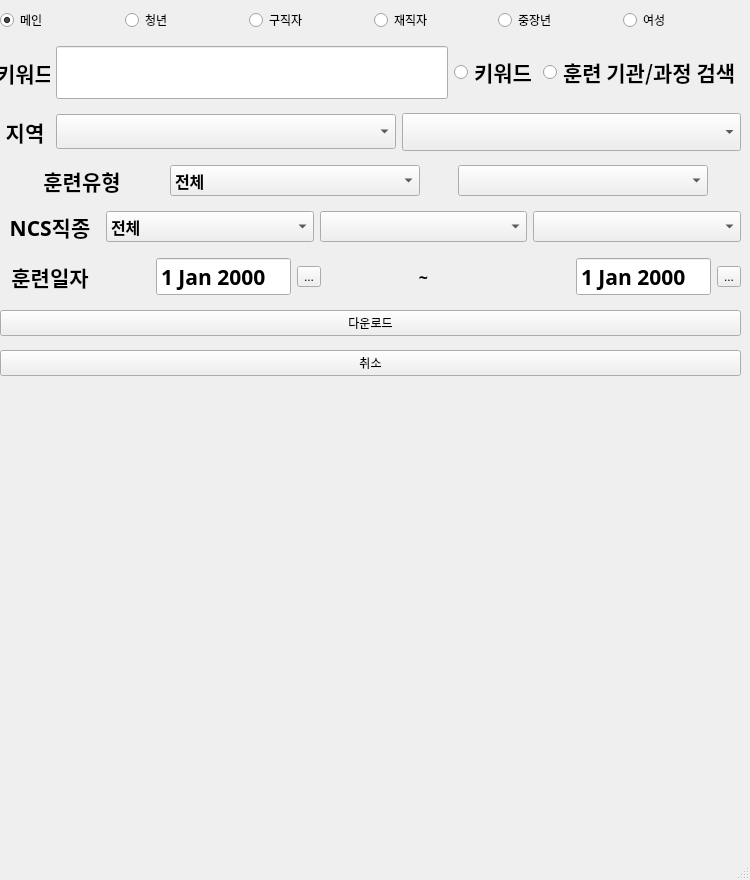
Before: the Qt Designer form main_gui.ui in kaevowen/testScraperPleaseIgnore, drawn with Qt 5.
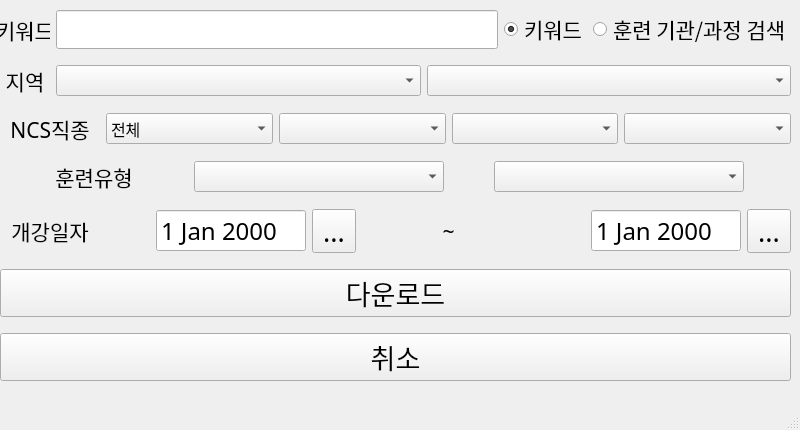
After: the same form once the commit is applied. Icons and pictures are not drawn.

The edit to the form file:
```diff
--- a/main_gui.ui
+++ b/main_gui.ui
@@ -6,8 +6,8 @@
    <rect>
     <x>0</x>
     <y>0</y>
-    <width>750</width>
-    <height>880</height>
+    <width>800</width>
+    <height>430</height>
    </rect>
   </property>
   <property name="sizePolicy">
@@ -18,16 +18,22 @@
   </property>
   <property name="minimumSize">
    <size>
-    <width>750</width>
-    <height>880</height>
+    <width>800</width>
+    <height>420</height>
    </size>
   </property>
   <property name="maximumSize">
    <size>
-    <width>750</width>
-    <height>880</height>
+    <width>800</width>
+    <height>430</height>
    </size>
   </property>
+  <property name="font">
+   <font>
+    <family>BM HANNA 11yrs old</family>
+    <pointsize>20</pointsize>
+   </font>
+  </property>
   <property name="windowTitle">
    <string>HRD-Net Crawler</string>
   </property>
@@ -37,191 +43,11 @@
      <rect>
       <x>0</x>
       <y>0</y>
-      <width>741</width>
+      <width>791</width>
       <height>391</height>
      </rect>
     </property>
     <layout class="QGridLayout" name="gridLayout_2">
-     <item row="8" column="0">
-      <widget class="QPushButton" name="cancelBtn">
-       <property name="text">
-        <string>취소</string>
-       </property>
-      </widget>
-     </item>
-     <item row="7" column="0">
-      <widget class="QPushButton" name="execBtn">
-       <property name="text">
-        <string>다운로드</string>
-       </property>
-      </widget>
-     </item>
-     <item row="5" column="0">
-      <layout class="QHBoxLayout" name="NCSListLayout">
-       <item>
-        <widget class="QLabel" name="label_7">
-         <property name="maximumSize">
-          <size>
-           <width>100</width>
-           <height>16777215</height>
-          </size>
-         </property>
-         <property name="font">
-          <font>
-           <family>GyeonggiTitle</family>
-           <pointsize>16</pointsize>
-           <weight>75</weight>
-           <bold>true</bold>
-          </font>
-         </property>
-         <property name="text">
-          <string>NCS직종</string>
-         </property>
-         <property name="alignment">
-          <set>Qt::AlignCenter</set>
-         </property>
-        </widget>
-       </item>
-       <item>
-        <widget class="QComboBox" name="upperNcsCd">
-         <property name="maximumSize">
-          <size>
-           <width>250</width>
-           <height>16777215</height>
-          </size>
-         </property>
-         <property name="font">
-          <font>
-           <family>GyeonggiTitle</family>
-           <pointsize>12</pointsize>
-           <weight>75</weight>
-           <bold>true</bold>
-          </font>
-         </property>
-         <item>
-          <property name="text">
-           <string>전체</string>
-          </property>
-         </item>
-        </widget>
-       </item>
-       <item>
-        <widget class="QComboBox" name="middleNcsCd">
-         <property name="enabled">
-          <bool>true</bool>
-         </property>
-         <property name="maximumSize">
-          <size>
-           <width>250</width>
-           <height>16777215</height>
-          </size>
-         </property>
-         <property name="font">
-          <font>
-           <family>GyeonggiTitle</family>
-           <pointsize>12</pointsize>
-           <weight>75</weight>
-           <bold>true</bold>
-          </font>
-         </property>
-        </widget>
-       </item>
-       <item>
-        <widget class="QComboBox" name="smallNcsCd">
-         <property name="enabled">
-          <bool>true</bool>
-         </property>
-         <property name="maximumSize">
-          <size>
-           <width>250</width>
-           <height>16777215</height>
-          </size>
-         </property>
-         <property name="font">
-          <font>
-           <family>GyeonggiTitle</family>
-           <pointsize>12</pointsize>
-           <weight>75</weight>
-           <bold>true</bold>
-          </font>
-         </property>
-        </widget>
-       </item>
-      </layout>
-     </item>
-     <item row="2" column="0">
-      <layout class="QHBoxLayout" name="KeyWordLayout">
-       <item>
-        <widget class="QLabel" name="label_2">
-         <property name="maximumSize">
-          <size>
-           <width>50</width>
-           <height>16777215</height>
-          </size>
-         </property>
-         <property name="font">
-          <font>
-           <family>GyeonggiTitle</family>
-           <pointsize>16</pointsize>
-           <weight>75</weight>
-           <bold>true</bold>
-          </font>
-         </property>
-         <property name="text">
-          <string>키워드</string>
-         </property>
-         <property name="alignment">
-          <set>Qt::AlignCenter</set>
-         </property>
-        </widget>
-       </item>
-       <item>
-        <widget class="QLineEdit" name="lineEdit_2">
-         <property name="font">
-          <font>
-           <family>GyeonggiTitle</family>
-           <pointsize>24</pointsize>
-           <weight>75</weight>
-           <bold>true</bold>
-          </font>
-         </property>
-        </widget>
-       </item>
-       <item>
-        <widget class="QRadioButton" name="radioButton_3">
-         <property name="font">
-          <font>
-           <family>GyeonggiTitle</family>
-           <pointsize>16</pointsize>
-           <weight>75</weight>
-           <bold>true</bold>
-          </font>
-         </property>
-         <property name="text">
-          <string>키워드</string>
-         </property>
-         <property name="checked">
-          <bool>true</bool>
-         </property>
-        </widget>
-       </item>
-       <item>
-        <widget class="QRadioButton" name="radioButton_4">
-         <property name="font">
-          <font>
-           <family>GyeonggiTitle</family>
-           <pointsize>16</pointsize>
-           <weight>75</weight>
-           <bold>true</bold>
-          </font>
-         </property>
-         <property name="text">
-          <string>훈련 기관/과정 검색</string>
-         </property>
-        </widget>
-       </item>
-      </layout>
-     </item>
      <item row="6" column="0">
       <layout class="QHBoxLayout" name="horizontalLayout_3">
        <item>
@@ -234,14 +60,14 @@
          </property>
          <property name="font">
           <font>
-           <family>GyeonggiTitle</family>
+           <family>BM HANNA 11yrs old</family>
            <pointsize>16</pointsize>
-           <weight>75</weight>
-           <bold>true</bold>
+           <weight>50</weight>
+           <bold>false</bold>
           </font>
          </property>
          <property name="text">
-          <string>훈련일자</string>
+          <string>개강일자</string>
          </property>
          <property name="alignment">
           <set>Qt::AlignCenter</set>
@@ -269,10 +95,10 @@
            </property>
            <property name="font">
             <font>
-             <family>GyeonggiTitle</family>
-             <pointsize>16</pointsize>
-             <weight>75</weight>
-             <bold>true</bold>
+             <family>BM HANNA 11yrs old</family>
+             <pointsize>18</pointsize>
+             <weight>50</weight>
+             <bold>false</bold>
             </font>
            </property>
            <property name="buttonSymbols">
@@ -297,10 +123,10 @@
         <widget class="QLabel" name="label">
          <property name="font">
           <font>
-           <family>GyeonggiTitle</family>
-           <pointsize>12</pointsize>
-           <weight>75</weight>
-           <bold>true</bold>
+           <family>BM HANNA 11yrs old</family>
+           <pointsize>16</pointsize>
+           <weight>50</weight>
+           <bold>false</bold>
           </font>
          </property>
          <property name="layoutDirection">
@@ -329,10 +155,10 @@
            </property>
            <property name="font">
             <font>
-             <family>GyeonggiTitle</family>
-             <pointsize>16</pointsize>
-             <weight>75</weight>
-             <bold>true</bold>
+             <family>BM HANNA 11yrs old</family>
+             <pointsize>18</pointsize>
+             <weight>50</weight>
+             <bold>false</bold>
             </font>
            </property>
            <property name="buttonSymbols">
@@ -355,6 +181,265 @@
        </item>
       </layout>
      </item>
+     <item row="2" column="0">
+      <layout class="QHBoxLayout" name="horizontalLayout_5">
+       <item>
+        <widget class="QLabel" name="label_6">
+         <property name="maximumSize">
+          <size>
+           <width>50</width>
+           <height>16777215</height>
+          </size>
+         </property>
+         <property name="font">
+          <font>
+           <family>BM HANNA 11yrs old</family>
+           <pointsize>16</pointsize>
+           <weight>50</weight>
+           <bold>false</bold>
+          </font>
+         </property>
+         <property name="text">
+          <string>지역</string>
+         </property>
+         <property name="alignment">
+          <set>Qt::AlignCenter</set>
+         </property>
+        </widget>
+       </item>
+       <item>
+        <widget class="QComboBox" name="upperAreaCd">
+         <property name="font">
+          <font>
+           <family>BM HANNA 11yrs old</family>
+           <pointsize>12</pointsize>
+           <weight>50</weight>
+           <bold>false</bold>
+          </font>
+         </property>
+        </widget>
+       </item>
+       <item>
+        <widget class="QComboBox" name="areaCd">
+         <property name="enabled">
+          <bool>true</bool>
+         </property>
+         <property name="font">
+          <font>
+           <family>BM HANNA 11yrs old</family>
+           <pointsize>12</pointsize>
+           <weight>50</weight>
+           <bold>false</bold>
+          </font>
+         </property>
+        </widget>
+       </item>
+      </layout>
+     </item>
+     <item row="7" column="0">
+      <widget class="QPushButton" name="execBtn">
+       <property name="text">
+        <string>다운로드</string>
+       </property>
+      </widget>
+     </item>
+     <item row="1" column="0">
+      <layout class="QHBoxLayout" name="KeyWordLayout">
+       <item>
+        <widget class="QLabel" name="label_2">
+         <property name="maximumSize">
+          <size>
+           <width>50</width>
+           <height>16777215</height>
+          </size>
+         </property>
+         <property name="font">
+          <font>
+           <family>BM HANNA 11yrs old</family>
+           <pointsize>16</pointsize>
+           <weight>50</weight>
+           <bold>false</bold>
+          </font>
+         </property>
+         <property name="frameShadow">
+          <enum>QFrame::Sunken</enum>
+         </property>
+         <property name="lineWidth">
+          <number>1</number>
+         </property>
+         <property name="text">
+          <string>키워드</string>
+         </property>
+         <property name="alignment">
+          <set>Qt::AlignCenter</set>
+         </property>
+         <property name="margin">
+          <number>0</number>
+         </property>
+         <property name="indent">
+          <number>-1</number>
+         </property>
+        </widget>
+       </item>
+       <item>
+        <widget class="QLineEdit" name="lineEdit_2">
+         <property name="font">
+          <font>
+           <family>Arial</family>
+           <pointsize>20</pointsize>
+           <weight>75</weight>
+           <bold>true</bold>
+          </font>
+         </property>
+         <property name="frame">
+          <bool>true</bool>
+         </property>
+        </widget>
+       </item>
+       <item>
+        <widget class="QRadioButton" name="radioButton_3">
+         <property name="font">
+          <font>
+           <family>BM HANNA 11yrs old</family>
+           <pointsize>16</pointsize>
+           <weight>50</weight>
+           <bold>false</bold>
+          </font>
+         </property>
+         <property name="text">
+          <string>키워드</string>
+         </property>
+         <property name="checked">
+          <bool>true</bool>
+         </property>
+        </widget>
+       </item>
+       <item>
+        <widget class="QRadioButton" name="radioButton_4">
+         <property name="font">
+          <font>
+           <family>BM HANNA 11yrs old</family>
+           <pointsize>16</pointsize>
+           <weight>50</weight>
+           <bold>false</bold>
+          </font>
+         </property>
+         <property name="text">
+          <string>훈련 기관/과정 검색</string>
+         </property>
+        </widget>
+       </item>
+      </layout>
+     </item>
+     <item row="8" column="0">
+      <widget class="QPushButton" name="cancelBtn">
+       <property name="text">
+        <string>취소</string>
+       </property>
+      </widget>
+     </item>
+     <item row="3" column="0">
+      <layout class="QHBoxLayout" name="NCSListLayout">
+       <item>
+        <widget class="QLabel" name="label_7">
+         <property name="maximumSize">
+          <size>
+           <width>100</width>
+           <height>16777215</height>
+          </size>
+         </property>
+         <property name="font">
+          <font>
+           <family>BM HANNA 11yrs old</family>
+           <pointsize>16</pointsize>
+           <weight>50</weight>
+           <bold>false</bold>
+          </font>
+         </property>
+         <property name="text">
+          <string>NCS직종</string>
+         </property>
+         <property name="alignment">
+          <set>Qt::AlignCenter</set>
+         </property>
+        </widget>
+       </item>
+       <item>
+        <widget class="QComboBox" name="upperNcsCd">
+         <property name="maximumSize">
+          <size>
+           <width>250</width>
+           <height>16777215</height>
+          </size>
+         </property>
+         <property name="font">
+          <font>
+           <family>BM HANNA 11yrs old</family>
+           <pointsize>12</pointsize>
+           <weight>50</weight>
+           <bold>false</bold>
+          </font>
+         </property>
+         <item>
+          <property name="text">
+           <string>전체</string>
+          </property>
+         </item>
+        </widget>
+       </item>
+       <item>
+        <widget class="QComboBox" name="middleNcsCd">
+         <property name="enabled">
+          <bool>true</bool>
+         </property>
+         <property name="maximumSize">
+          <size>
+           <width>250</width>
+           <height>16777215</height>
+          </size>
+         </property>
+         <property name="font">
+          <font>
+           <family>BM HANNA 11yrs old</family>
+           <pointsize>12</pointsize>
+           <weight>50</weight>
+           <bold>false</bold>
+          </font>
+         </property>
+        </widget>
+       </item>
+       <item>
+        <widget class="QComboBox" name="smallNcsCd">
+         <property name="enabled">
+          <bool>true</bool>
+         </property>
+         <property name="maximumSize">
+          <size>
+           <width>250</width>
+           <height>16777215</height>
+          </size>
+         </property>
+         <property name="font">
+          <font>
+           <family>BM HANNA 11yrs old</family>
+           <pointsize>12</pointsize>
+           <weight>50</weight>
+           <bold>false</bold>
+          </font>
+         </property>
+        </widget>
+       </item>
+       <item>
+        <widget class="QComboBox" name="miscNcsCd">
+         <property name="font">
+          <font>
+           <pointsize>12</pointsize>
+          </font>
+         </property>
+        </widget>
+       </item>
+      </layout>
+     </item>
      <item row="4" column="0">
       <layout class="QHBoxLayout" name="TrainTypeList">
        <item>
@@ -367,10 +452,10 @@
          </property>
          <property name="font">
           <font>
-           <family>GyeonggiTitle</family>
+           <family>BM HANNA 11yrs old</family>
            <pointsize>16</pointsize>
-           <weight>75</weight>
-           <bold>true</bold>
+           <weight>50</weight>
+           <bold>false</bold>
           </font>
          </property>
          <property name="text">
@@ -391,17 +476,12 @@
          </property>
          <property name="font">
           <font>
-           <family>GyeonggiTitle</family>
+           <family>BM HANNA 11yrs old</family>
            <pointsize>12</pointsize>
-           <weight>75</weight>
-           <bold>true</bold>
+           <weight>50</weight>
+           <bold>false</bold>
           </font>
          </property>
-         <item>
-          <property name="text">
-           <string>전체</string>
-          </property>
-         </item>
         </widget>
        </item>
        <item>
@@ -417,123 +497,10 @@
          </property>
          <property name="font">
           <font>
-           <family>GyeonggiTitle</family>
+           <family>BM HANNA 11yrs old</family>
            <pointsize>12</pointsize>
-           <weight>75</weight>
-           <bold>true</bold>
-          </font>
-         </property>
-        </widget>
-       </item>
-      </layout>
-     </item>
-     <item row="0" column="0">
-      <layout class="QHBoxLayout" name="SearchOptLayout">
-       <item>
-        <widget class="QRadioButton" name="optA">
-         <property name="text">
-          <string>메인</string>
-         </property>
-         <property name="checked">
-          <bool>true</bool>
-         </property>
-        </widget>
-       </item>
-       <item>
-        <widget class="QRadioButton" name="optB">
-         <property name="text">
-          <string>청년</string>
-         </property>
-        </widget>
-       </item>
-       <item>
-        <widget class="QRadioButton" name="optC">
-         <property name="text">
-          <string>구직자</string>
-         </property>
-        </widget>
-       </item>
-       <item>
-        <widget class="QRadioButton" name="optD">
-         <property name="layoutDirection">
-          <enum>Qt::LeftToRight</enum>
-         </property>
-         <property name="text">
-          <string>재직자</string>
-         </property>
-         <property name="iconSize">
-          <size>
-           <width>16</width>
-           <height>16</height>
-          </size>
-         </property>
-        </widget>
-       </item>
-       <item>
-        <widget class="QRadioButton" name="radioButton">
-         <property name="text">
-          <string>중장년</string>
-         </property>
-        </widget>
-       </item>
-       <item>
-        <widget class="QRadioButton" name="radioButton_2">
-         <property name="text">
-          <string>여성</string>
-         </property>
-        </widget>
-       </item>
-      </layout>
-     </item>
-     <item row="3" column="0">
-      <layout class="QHBoxLayout" name="horizontalLayout_5">
-       <item>
-        <widget class="QLabel" name="label_6">
-         <property name="maximumSize">
-          <size>
-           <width>50</width>
-           <height>16777215</height>
-          </size>
-         </property>
-         <property name="font">
-          <font>
-           <family>GyeonggiTitle</family>
-           <pointsize>16</pointsize>
-           <weight>75</weight>
-           <bold>true</bold>
-          </font>
-         </property>
-         <property name="text">
-          <string>지역</string>
-         </property>
-         <property name="alignment">
-          <set>Qt::AlignCenter</set>
-         </property>
-        </widget>
-       </item>
-       <item>
-        <widget class="QComboBox" name="upperAreaCd">
-         <property name="font">
-          <font>
-           <family>GyeonggiTitle</family>
-           <pointsize>14</pointsize>
-           <weight>75</weight>
-           <bold>true</bold>
-          </font>
-         </property>
-        </widget>
-       </item>
-       <item>
-        <widget class="QComboBox" name="areaCd">
-         <property name="enabled">
-          <bool>true</bool>
-         </property>
-         <property name="font">
-          <font>
-           <family>GyeonggiTitle</family>
-           <pointsize>16</pointsize>
-           <weight>75</weight>
-           <bold>true</bold>
+           <weight>50</weight>
+           <bold>false</bold>
           </font>
          </property>
         </widget>
```
Left out of the diff: 6 changed lines with no effect on the pictures.
